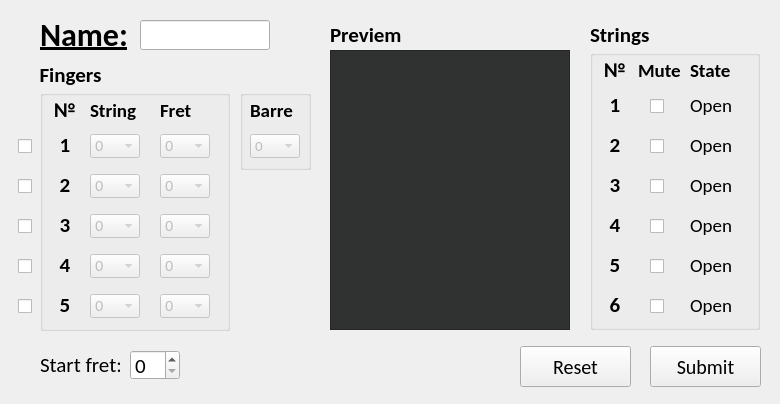
Old version of the form src/chord_widget.ui in the repository Ziro72/GuitarUp.
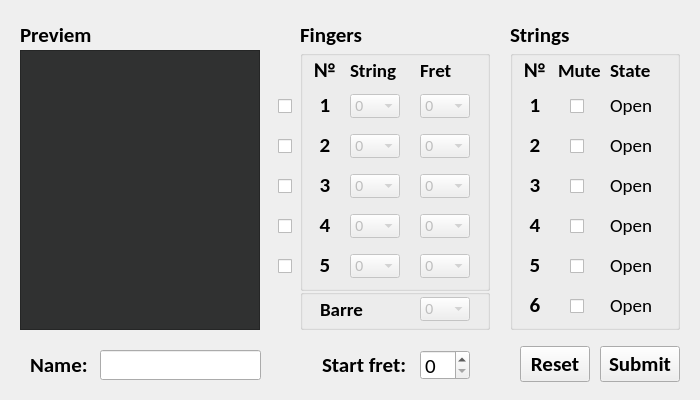
New version of the form.

Commit message: Update Visual Interface and Add new option for muted states

Patch:
```diff
--- a/src/chord_widget.ui
+++ b/src/chord_widget.ui
@@ -6,8 +6,8 @@
    <rect>
     <x>0</x>
     <y>0</y>
-    <width>780</width>
-    <height>404</height>
+    <width>700</width>
+    <height>400</height>
    </rect>
   </property>
   <property name="windowTitle">
@@ -16,7 +16,7 @@
   <widget class="QSpinBox" name="startFret">
    <property name="geometry">
     <rect>
-     <x>130</x>
+     <x>420</x>
      <y>350</y>
      <width>50</width>
      <height>30</height>
@@ -37,10 +37,10 @@
   <widget class="QGroupBox" name="barreGB">
    <property name="geometry">
     <rect>
-     <x>240</x>
-     <y>90</y>
-     <width>71</width>
-     <height>80</height>
+     <x>300</x>
+     <y>289</y>
+     <width>190</width>
+     <height>41</height>
     </rect>
    </property>
    <property name="title">
@@ -52,15 +52,15 @@
     </property>
     <property name="geometry">
      <rect>
-      <x>10</x>
-      <y>44</y>
+      <x>120</x>
+      <y>8</y>
       <width>50</width>
       <height>24</height>
      </rect>
     </property>
     <property name="font">
      <font>
-      <family>Calibri</family>
+      <family>MS Shell Dlg 2</family>
       <pointsize>11</pointsize>
       <weight>50</weight>
       <bold>false</bold>
@@ -100,9 +100,9 @@
    <widget class="QLabel" name="fingerTableBarreTitle">
     <property name="geometry">
      <rect>
-      <x>10</x>
+      <x>20</x>
       <y>10</y>
-      <width>55</width>
+      <width>50</width>
       <height>20</height>
      </rect>
     </property>
@@ -122,9 +122,9 @@
   <widget class="QLabel" name="labelStartFret">
    <property name="geometry">
     <rect>
-     <x>40</x>
+     <x>322</x>
      <y>350</y>
-     <width>80</width>
+     <width>87</width>
      <height>30</height>
     </rect>
    </property>
@@ -132,8 +132,8 @@
     <font>
      <family>Calibri</family>
      <pointsize>16</pointsize>
-     <weight>50</weight>
-     <bold>false</bold>
+     <weight>75</weight>
+     <bold>true</bold>
     </font>
    </property>
    <property name="text">
@@ -145,17 +145,17 @@
     <rect>
      <x>520</x>
      <y>346</y>
-     <width>111</width>
-     <height>41</height>
+     <width>70</width>
+     <height>36</height>
     </rect>
    </property>
    <property name="font">
     <font>
      <family>Calibri</family>
-     <pointsize>15</pointsize>
-     <weight>50</weight>
+     <pointsize>16</pointsize>
+     <weight>75</weight>
      <italic>false</italic>
-     <bold>false</bold>
+     <bold>true</bold>
     </font>
    </property>
    <property name="text">
@@ -165,9 +165,9 @@
   <widget class="QLabel" name="labelFingers">
    <property name="geometry">
     <rect>
-     <x>30</x>
-     <y>60</y>
-     <width>81</width>
+     <x>300</x>
+     <y>20</y>
+     <width>70</width>
      <height>30</height>
     </rect>
    </property>
@@ -183,13 +183,13 @@
     <string>Fingers</string>
    </property>
    <property name="alignment">
-    <set>Qt::AlignCenter</set>
+    <set>Qt::AlignLeading|Qt::AlignLeft|Qt::AlignVCenter</set>
    </property>
   </widget>
   <widget class="QLabel" name="labelStrings">
    <property name="geometry">
     <rect>
-     <x>590</x>
+     <x>510</x>
      <y>20</y>
      <width>81</width>
      <height>30</height>
@@ -210,9 +210,9 @@
   <widget class="QLineEdit" name="chordName">
    <property name="geometry">
     <rect>
-     <x>140</x>
-     <y>20</y>
-     <width>130</width>
+     <x>100</x>
+     <y>350</y>
+     <width>161</width>
      <height>30</height>
     </rect>
    </property>
@@ -228,8 +228,8 @@
   <widget class="QGroupBox" name="stringActivatorsGB">
    <property name="geometry">
     <rect>
-     <x>10</x>
-     <y>130</y>
+     <x>270</x>
+     <y>90</y>
      <width>30</width>
      <height>200</height>
     </rect>
@@ -367,8 +367,8 @@
   <widget class="QGroupBox" name="fingersTable">
    <property name="geometry">
     <rect>
-     <x>40</x>
-     <y>90</y>
+     <x>300</x>
+     <y>50</y>
      <width>190</width>
      <height>241</height>
     </rect>
@@ -1282,20 +1282,20 @@
   <widget class="QLabel" name="labelName">
    <property name="geometry">
     <rect>
-     <x>40</x>
-     <y>20</y>
-     <width>91</width>
+     <x>30</x>
+     <y>350</y>
+     <width>61</width>
      <height>30</height>
     </rect>
    </property>
    <property name="font">
     <font>
      <family>Calibri</family>
-     <pointsize>24</pointsize>
+     <pointsize>16</pointsize>
      <weight>75</weight>
      <italic>false</italic>
      <bold>true</bold>
-     <underline>true</underline>
+     <underline>false</underline>
     </font>
    </property>
    <property name="text">
@@ -1305,7 +1305,7 @@
   <widget class="QLabel" name="labelPreviem">
    <property name="geometry">
     <rect>
-     <x>330</x>
+     <x>20</x>
      <y>20</y>
      <width>81</width>
      <height>30</height>
@@ -1326,7 +1326,7 @@
   <widget class="QGroupBox" name="stringsTable">
    <property name="geometry">
     <rect>
-     <x>590</x>
+     <x>510</x>
      <y>50</y>
      <width>170</width>
      <height>280</height>
@@ -1945,7 +1945,7 @@
   <widget class="QGraphicsView" name="graphicsView">
    <property name="geometry">
     <rect>
-     <x>330</x>
+     <x>20</x>
      <y>50</y>
      <width>240</width>
      <height>280</height>
@@ -1967,19 +1967,19 @@
   <widget class="QPushButton" name="submitButton">
    <property name="geometry">
     <rect>
-     <x>650</x>
+     <x>600</x>
      <y>346</y>
-     <width>111</width>
-     <height>41</height>
+     <width>80</width>
+     <height>36</height>
     </rect>
    </property>
    <property name="font">
     <font>
      <family>Calibri</family>
-     <pointsize>15</pointsize>
-     <weight>50</weight>
+     <pointsize>16</pointsize>
+     <weight>75</weight>
      <italic>false</italic>
-     <bold>false</bold>
+     <bold>true</bold>
     </font>
    </property>
    <property name="text">
```
The commit also changes 4 other files.
